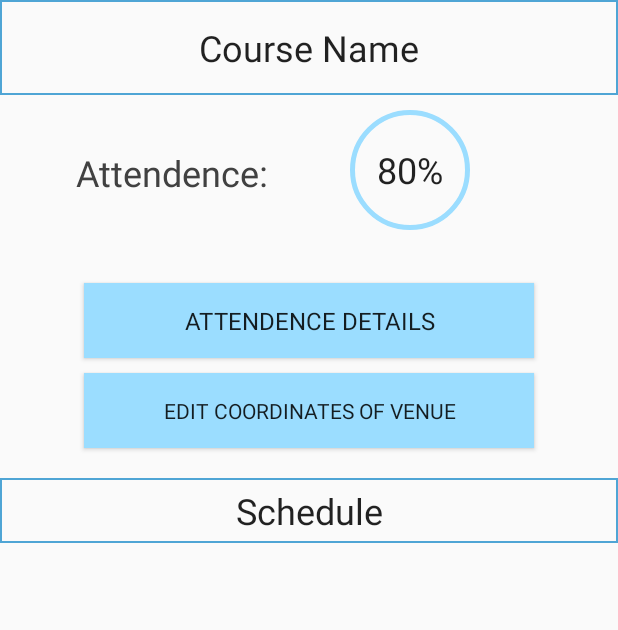
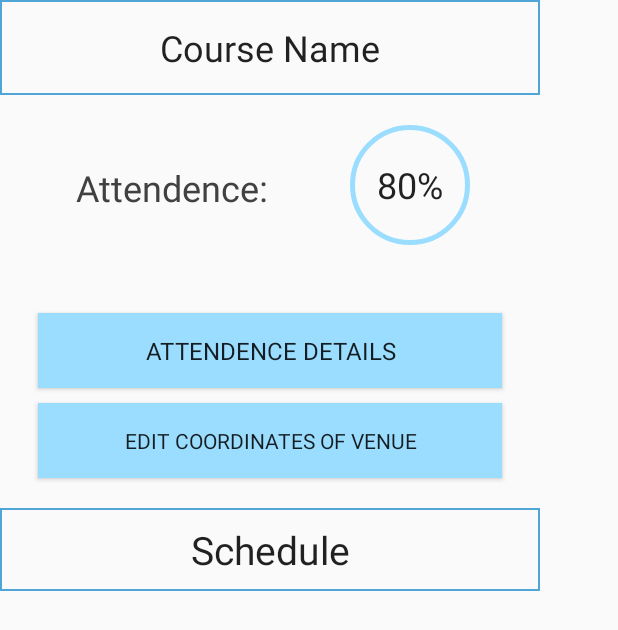
Before and after one commit to nayakrahul/AttendenceMarker, an Android app: the layout activity_attendance.xml on its own in the app's theme, with its tools: preview values and no code run, on a phone screen of 412 x 824 dp. Shown: the top 630 px of the screen. Run offline under Robolectric (Android 15) with nearby library versions, the phone set to English and light mode, and no system bars.

Commit message:
UI change

```diff
--- a/app/src/main/res/layout/activity_attendance.xml
+++ b/app/src/main/res/layout/activity_attendance.xml
@@ -6,14 +6,14 @@
     android:layout_height="wrap_content"
     tools:context=".DisplayContact" >
 
-<RelativeLayout
+<LinearLayout
     android:orientation="vertical" android:layout_width="match_parent"
     android:layout_height="match_parent"
     android:id="@+id/course_detail"
     android:weightSum="1">
 
     <TextView
-        android:layout_width="fill_parent"
+        android:layout_width="360dp"
         android:layout_height="wrap_content"
         android:gravity="center"
         android:textAppearance="?android:attr/textAppearanceLarge"
@@ -25,6 +25,11 @@
         android:layout_alignParentTop="true"
         android:layout_alignParentLeft="true"
         android:layout_alignParentStart="true" />
+    <LinearLayout
+        android:orientation="horizontal"
+        android:layout_width="match_parent"
+        android:layout_height="match_parent"
+        android:layout_marginTop="20dp">
     <TextView
         android:layout_width="wrap_content"
         android:layout_height="wrap_content"
@@ -55,10 +60,12 @@
         android:layout_marginStart="33dp"
         android:layout_below="@+id/courseName"
         android:layout_toRightOf="@+id/attendence"
-        android:layout_toEndOf="@+id/attendence" />
+        android:layout_toEndOf="@+id/attendence"
+        android:layout_gravity="center_horizontal" />
+    </LinearLayout>
 
     <Button
-        android:layout_width="300dp"
+        android:layout_width="match_parent"
         android:layout_height="50dp"
         android:text="Attendence Details"
         android:id="@+id/attendance_details_button"
@@ -74,27 +81,12 @@
         android:textSize="16dp"
         android:layout_below="@+id/attendence_score"
         android:layout_centerHorizontal="true"
-        android:layout_marginTop="35dp" />
-    <TextView
-        android:layout_width="fill_parent"
-        android:layout_height="wrap_content"
-        android:gravity="center"
-        android:textAppearance="?android:attr/textAppearanceLarge"
-        android:id="@+id/schedule"
-        android:padding="5dp"
-        android:background="@drawable/course_border"
-        android:textSize="@dimen/add_course_text_size"
-        android:text="Schedule"
-
-        android:layout_below="@+id/attendance_details_button"
-        android:layout_alignParentLeft="true"
-
-        android:layout_alignParentStart="true"
-        android:layout_marginTop="80dp"
-        android:visibility="visible" />
+        android:layout_marginTop="35dp"
+        android:layout_marginLeft="25dp"
+        android:layout_marginRight="25dp" />
 
     <Button
-        android:layout_width="300dp"
+        android:layout_width="match_parent"
         android:layout_height="50dp"
         android:text="edit coordinates of venue"
         android:id="@+id/coordinate_check"
@@ -107,7 +99,27 @@
         android:textSize="14dp"
         android:layout_below="@+id/attendance_details_button"
         android:layout_centerHorizontal="true"
-        android:layout_marginTop="10dp" />
+        android:layout_marginTop="10dp"
+        android:layout_marginLeft="25dp"
+        android:layout_marginRight="25dp" />
 
-</RelativeLayout>
+    <TextView
+        android:layout_width="fill_parent"
+        android:layout_height="wrap_content"
+        android:gravity="center"
+        android:textAppearance="?android:attr/textAppearanceLarge"
+        android:id="@+id/schedule"
+        android:padding="10dp"
+        android:background="@drawable/course_border"
+        android:textSize="26dp"
+        android:text="Schedule"
+
+        android:layout_below="@+id/attendance_details_button"
+        android:layout_alignParentLeft="true"
+
+        android:layout_alignParentStart="true"
+        android:layout_marginTop="20dp"
+        android:visibility="visible" />
+
+</LinearLayout>
     </ScrollView>
--- a/app/src/main/res/layout/activity_gps_data.xml
+++ b/app/src/main/res/layout/activity_gps_data.xml
@@ -5,14 +5,16 @@
     android:longClickable="false" >
 
     <TextView
-        android:layout_width="wrap_content"
+        android:layout_width="match_parent"
         android:layout_height="wrap_content"
         android:paddingLeft="20dp"
         android:paddingRight="20dp"
         android:textAppearance="?android:attr/textAppearanceLarge"
         android:text="Searching Coordinates"
         android:id="@+id/gps_coordinates"
-        android:textSize="15dp" />
+        android:textSize="15dp"
+        android:layout_marginBottom="25dp"
+        android:gravity="center" />
 
     <ProgressBar
         android:id="@+id/progressBar1"
```
Also changed, not shown: app/src/main/java/com/github/amitkmr/attendencemarker/Attendance.java (+70 -36 lines).
